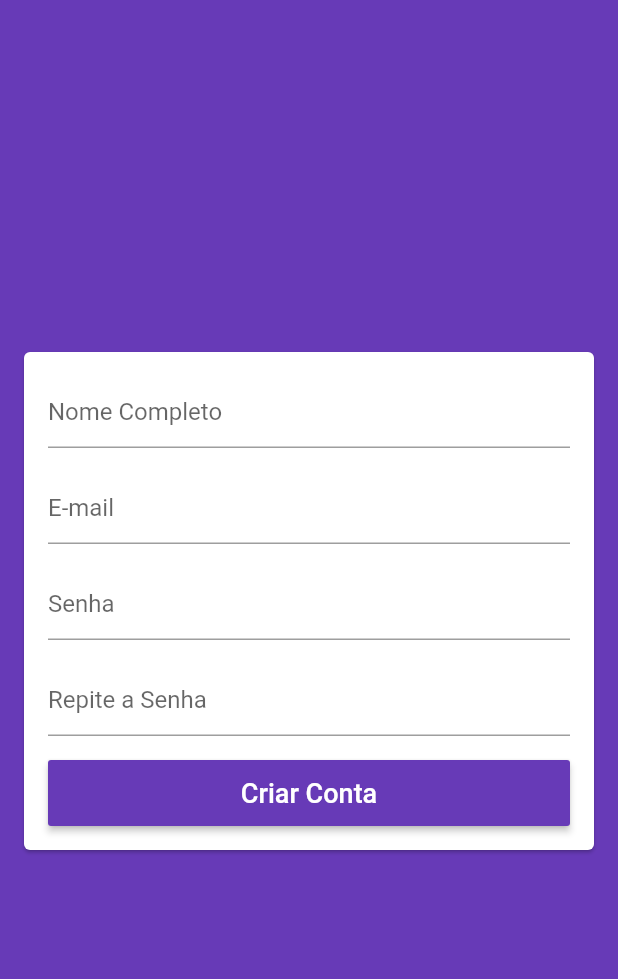
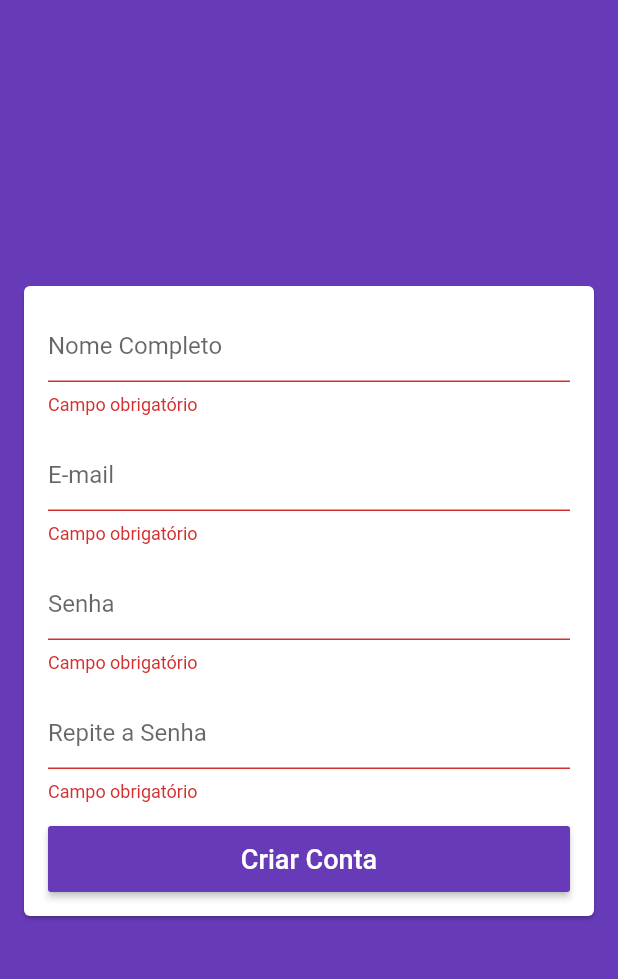
Before and after one commit to Ysr7/LojaVirtualFlutter, a Flutter app: the SignupScreen screen opened by its route, after a tap on "Criar Conta", on a phone screen of 412 x 824 dp, the part 59-1038 px from its top. Run offline on Flutter 3.47's test engine with Material 2 defaults, Android fonts, the phone set to English and light mode, and no system bars; our stand-ins replace firebase_auth; accounts and stored records are empty.

Commit message:
Realizando Cadastro

```diff
--- a/loja_virtual/lib/models/user.dart
+++ b/loja_virtual/lib/models/user.dart
@@ -1,7 +1,9 @@
 class User {
+  User({this.email, this.senha, this.nome, this.confirmaSenha});
 
-  User({this.email, this.senha});
-
+  String nome;
   String email;
   String senha;
+
+  String confirmaSenha;
 }
--- a/loja_virtual/lib/screens/signup/signup_screen.dart
+++ b/loja_virtual/lib/screens/signup/signup_screen.dart
@@ -1,44 +1,61 @@
 import 'package:flutter/material.dart';
 import 'package:loja_virtual/helpers/validators.dart';
+import 'package:loja_virtual/models/user.dart';
+import 'package:loja_virtual/models/user_manager.dart';
+import 'package:provider/provider.dart';
 
 class SignupScreen extends StatelessWidget {
+  final GlobalKey<FormState> formKey = GlobalKey<FormState>();
 
-  final TextEditingController nomeCompletoController = TextEditingController();
-  final TextEditingController emailController = TextEditingController();
-  final TextEditingController senhaController = TextEditingController();
+  final GlobalKey<ScaffoldState> scaffoldKey = GlobalKey<ScaffoldState>();
+
+  final User user = User();
 
   @override
   Widget build(BuildContext context) {
     return Scaffold(
       backgroundColor: Theme.of(context).primaryColor,
+      key: scaffoldKey,
       appBar: AppBar(
-        title: Text("Criar Conta"),
+        title: const Text("Criar Conta"),
       ),
       body: Center(
         child: Card(
           margin: const EdgeInsets.symmetric(horizontal: 16),
+          child: Form(
+            key: formKey,
             child: ListView(
               padding: const EdgeInsets.all(16),
               shrinkWrap: true,
               children: [
                 TextFormField(
                   decoration: const InputDecoration(hintText: "Nome Completo"),
-                controller: nomeCompletoController,
+                  validator: (nome) {
+                    if (nome.isEmpty) {
+                      return "Campo obrigatório";
+                    } else if (nome.trim().split(" ").length <= 1) {
+                      return "Preencha seu nome completo";
+                    }
+                    return null;
+                  },
+                  onSaved: (nome) => user.nome = nome,
                 ),
                 const SizedBox(
                   height: 16,
                 ),
                 TextFormField(
-                controller: emailController,
                   decoration: const InputDecoration(hintText: "E-mail"),
                   keyboardType: TextInputType.emailAddress,
                   autocorrect: false,
                   validator: (email) {
-                  if (!emailValid(email)) {
+                    if (email.isEmpty) {
+                      return "Campo obrigatório";
+                    } else if (!emailValid(email)) {
                       return "E-mail inválido";
                     }
                     return null;
                   },
+                  onSaved: (email) => user.email = email,
                 ),
                 const SizedBox(
                   height: 16,
@@ -47,6 +64,15 @@ class SignupScreen extends StatelessWidget {
                   decoration: const InputDecoration(hintText: "Senha"),
                   autocorrect: false,
                   obscureText: true,
+                  validator: (senha) {
+                    if (senha.isEmpty) {
+                      return "Campo obrigatório";
+                    } else if (senha.length < 6) {
+                      return "Senha deve ter mais de que 6 caracteres";
+                    }
+                    return null;
+                  },
+                  onSaved: (senha) => user.senha = senha,
                 ),
                 const SizedBox(
                   height: 16,
@@ -55,6 +81,17 @@ class SignupScreen extends StatelessWidget {
                   decoration: const InputDecoration(hintText: "Repite a Senha"),
                   autocorrect: false,
                   obscureText: true,
+                  validator: (confirmaSenha) {
+                    if (confirmaSenha.isEmpty) {
+                      return "Campo obrigatório";
+                    } else if (confirmaSenha.length < 6) {
+                      return "Senha deve ter mais de que 6 caracteres";
+                    }
+
+                    return null;
+                  },
+                  onSaved: (confirmaSenha) =>
+                      user.confirmaSenha = confirmaSenha,
                 ),
                 const SizedBox(
                   height: 16,
@@ -63,9 +100,33 @@ class SignupScreen extends StatelessWidget {
                   height: 44,
                   child: RaisedButton(
                     color: Theme.of(context).primaryColor,
-                  disabledColor: Theme.of(context).primaryColor.withAlpha(100),
+                    disabledColor:
+                        Theme.of(context).primaryColor.withAlpha(100),
                     textColor: Colors.white,
-                  onPressed: () {},
+                    onPressed: () {
+                      if (formKey.currentState.validate()) {
+                        formKey.currentState.save();
+
+                        if (user.senha != user.confirmaSenha) {
+                          scaffoldKey.currentState.showSnackBar(SnackBar(
+                            content: const Text("Senhas não são iguais"),
+                            backgroundColor: Colors.red,
+                          ));
+                          return;
+                        }
+                        context.read<UserManager>().signup(
+                            user: user,
+                            onSuccess: () {
+                              // TODO: pop
+                            },
+                            onFail: (e) {
+                              scaffoldKey.currentState.showSnackBar(SnackBar(
+                                content: Text("Falha ao cadastrar: $e"),
+                                backgroundColor: Colors.red,
+                              ));
+                            });
+                      }
+                    },
                     child: const Text(
                       "Criar Conta",
                       style: TextStyle(fontSize: 18),
@@ -76,6 +137,7 @@ class SignupScreen extends StatelessWidget {
             ),
           ),
         ),
+      ),
     );
   }
 }
```
Also changed, not shown: loja_virtual/lib/models/user_manager.dart (+16 -0 lines). Lines whose indentation alone changed are shown as unchanged.
